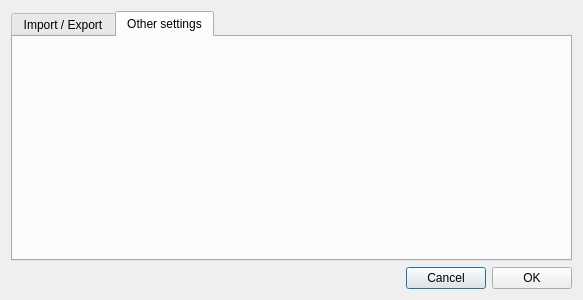
First picture: the form in gui/optionsdialog.ui, repository baz1/TiffHDR, before the edit.
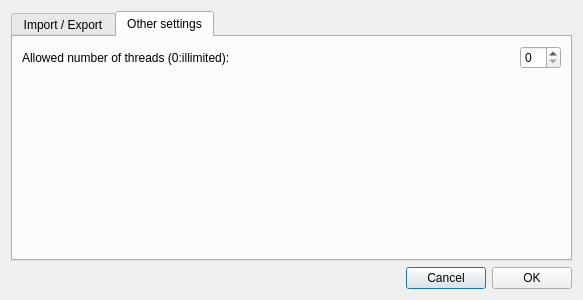
Second picture: the form after the edit. The open tabs and pages were chosen to show the change.

Commit message: Threads setting

Patch:
```diff
--- a/gui/optionsdialog.ui
+++ b/gui/optionsdialog.ui
@@ -28,6 +28,52 @@
       <attribute name="title">
        <string>Other settings</string>
       </attribute>
+      <layout class="QVBoxLayout" name="verticalLayout_2">
+       <item>
+        <layout class="QHBoxLayout" name="horizontalLayout_2">
+         <item>
+          <widget class="QLabel" name="label">
+           <property name="text">
+            <string>Allowed number of threads (0:illimited):</string>
+           </property>
+          </widget>
+         </item>
+         <item>
+          <spacer name="horizontalSpacer_2">
+           <property name="orientation">
+            <enum>Qt::Horizontal</enum>
+           </property>
+           <property name="sizeHint" stdset="0">
+            <size>
+             <width>40</width>
+             <height>20</height>
+            </size>
+           </property>
+          </spacer>
+         </item>
+         <item>
+          <widget class="QSpinBox" name="nbThreads">
+           <property name="maximum">
+            <number>16</number>
+           </property>
+          </widget>
+         </item>
+        </layout>
+       </item>
+       <item>
+        <spacer name="verticalSpacer">
+         <property name="orientation">
+          <enum>Qt::Vertical</enum>
+         </property>
+         <property name="sizeHint" stdset="0">
+          <size>
+           <width>20</width>
+           <height>158</height>
+          </size>
+         </property>
+        </spacer>
+       </item>
+      </layout>
      </widget>
     </widget>
    </item>
```
The commit also changes 6 other files.
